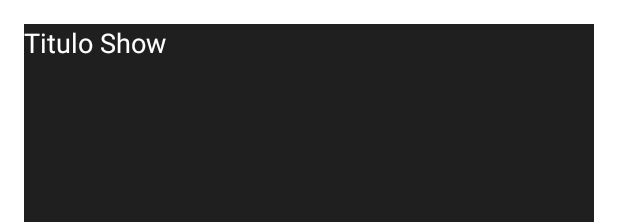
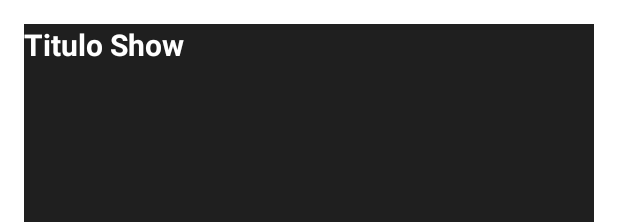
Before and after one commit to aquiladvx/Globo-Play-Challenge, an Android app: the layout item_shows.xml on its own in the app's theme, with its tools: preview values and no code run, on a phone screen of 412 x 824 dp. Shown: the top 222 px of the screen. Run offline under Robolectric (Android 15) with nearby library versions, the phone set to English and light mode, and no system bars.

Commit message:
- add Home Layout

```diff
--- a/app/src/main/AndroidManifest.xml
+++ b/app/src/main/AndroidManifest.xml
@@ -9,8 +9,8 @@
         android:roundIcon="@mipmap/ic_launcher_round"
         android:supportsRtl="true"
         android:theme="@style/Theme.GloboPlayChallenge">
-        <activity android:name=".ui.home.HomeActivity" />
-        <activity android:name=".ui.splash.SplashScreenActivity">
+        <activity android:name=".features.home.view.HomeActivity" />
+        <activity android:name=".features.splash.SplashScreenActivity">
             <intent-filter>
                 <action android:name="android.intent.action.MAIN" />
 
--- a/app/src/main/java/com/debcomp/aql/globoplaychallenge/ui/home/HomeActivity.kt
+++ b/app/src/main/java/com/debcomp/aql/globoplaychallenge/features/home/view/HomeActivity.kt
@@ -1,4 +1,4 @@
-package com.debcomp.aql.globoplaychallenge.ui.home
+package com.debcomp.aql.globoplaychallenge.features.home.view
 
 import androidx.appcompat.app.AppCompatActivity
 import android.os.Bundle
--- a/app/src/main/java/com/debcomp/aql/globoplaychallenge/ui/splash/SplashScreenActivity.kt
+++ b/app/src/main/java/com/debcomp/aql/globoplaychallenge/features/splash/SplashScreenActivity.kt
@@ -1,10 +1,10 @@
-package com.debcomp.aql.globoplaychallenge.ui.splash
+package com.debcomp.aql.globoplaychallenge.features.splash
 
 import android.content.Intent
 import android.os.Bundle
 import com.debcomp.aql.globoplaychallenge.R
 import com.debcomp.aql.globoplaychallenge.infra.BaseActivity
-import com.debcomp.aql.globoplaychallenge.ui.home.HomeActivity
+import com.debcomp.aql.globoplaychallenge.features.home.view.HomeActivity
 import kotlinx.coroutines.CoroutineScope
 import kotlinx.coroutines.Dispatchers
 import kotlinx.coroutines.delay
--- a/app/src/main/res/layout/item_shows.xml
+++ b/app/src/main/res/layout/item_shows.xml
@@ -1,21 +1,27 @@
 <?xml version="1.0" encoding="utf-8"?>
-<androidx.constraintlayout.widget.ConstraintLayout
+<LinearLayout
     xmlns:android="http://schemas.android.com/apk/res/android"
     xmlns:app="http://schemas.android.com/apk/res-auto"
     xmlns:tools="http://schemas.android.com/tools"
     android:layout_margin="16dp"
     android:background="@color/background_color"
     android:layout_width="match_parent"
-    android:layout_height="match_parent">
+    android:layout_height="match_parent"
+    android:orientation="vertical">
 
     <TextView
         android:id="@+id/tv_title_group_shows"
         android:layout_width="wrap_content"
         android:layout_height="wrap_content"
-        app:layout_constraintStart_toStartOf="parent"
-        app:layout_constraintTop_toTopOf="parent"
         android:textColor="@color/color_on_background"
-        android:textSize="18sp"
+        android:textSize="20sp"
+        android:textStyle="bold"
         tools:text="Titulo Show" />
 
-</androidx.constraintlayout.widget.ConstraintLayout>
+    <androidx.recyclerview.widget.RecyclerView
+        android:id="@+id/rv_shows_on_rv"
+        android:layout_width="match_parent"
+        android:layout_height="match_parent"
+        />
+
+</LinearLayout>
--- a/app/src/main/res/values/strings.xml
+++ b/app/src/main/res/values/strings.xml
@@ -1,4 +1,6 @@
 <resources>
     <string name="app_name">Globo Play Challenge</string>
     <string name="logo_globo_play">logo globo play</string>
+    <string name="home">Início</string>
+    <string name="favorites">Minha lista</string>
 </resources>
```
Also changed, not shown: app/src/main/java/com/debcomp/aql/globoplaychallenge/features/home/model/Show.kt (added, +14 -0 lines), app/src/main/java/com/debcomp/aql/globoplaychallenge/features/home/model/ShowGroup.kt (added, +15 -0 lines), app/src/main/java/com/debcomp/aql/globoplaychallenge/features/home/view/ShowsAdapter.kt (added, +59 -0 lines), app/src/main/res/layout/activity_home.xml (+20 -1 lines), app/src/main/res/layout/item_shows_on_rv.xml (added, +21 -0 lines), app/src/main/res/menu/bottom_vavigation_menu_home.xml (added, +13 -0 lines), app/src/main/res/drawable/home.png (added), app/src/main/res/drawable/home_icon.png (added), app/src/main/res/drawable/star_icon.png (added).
